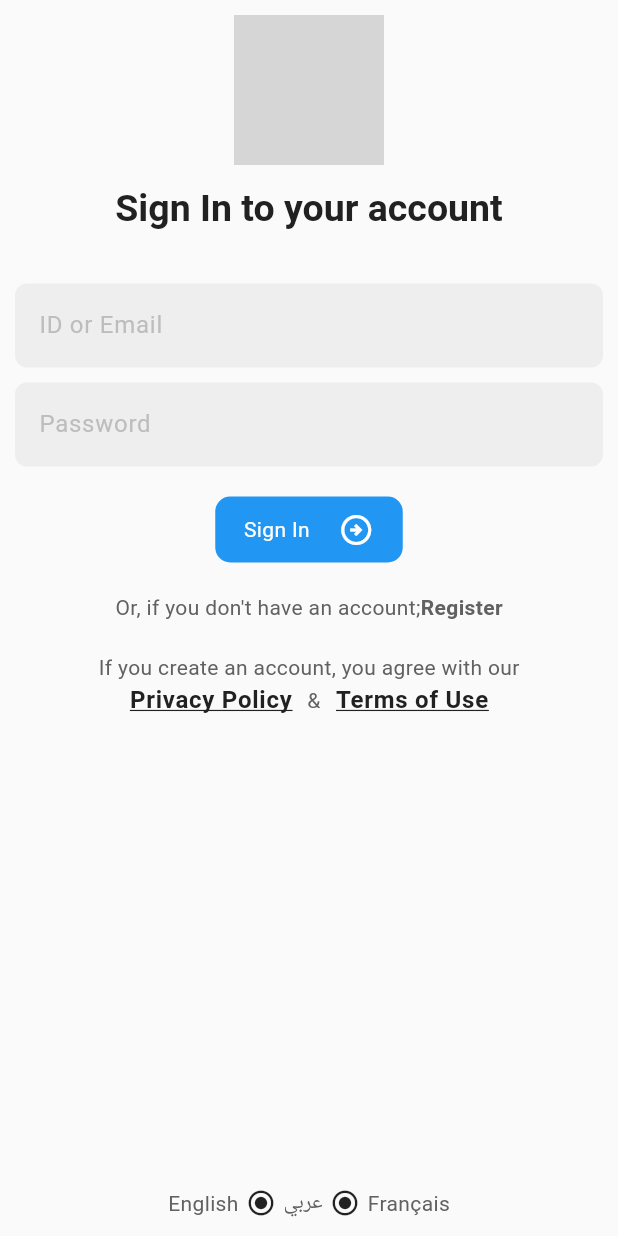
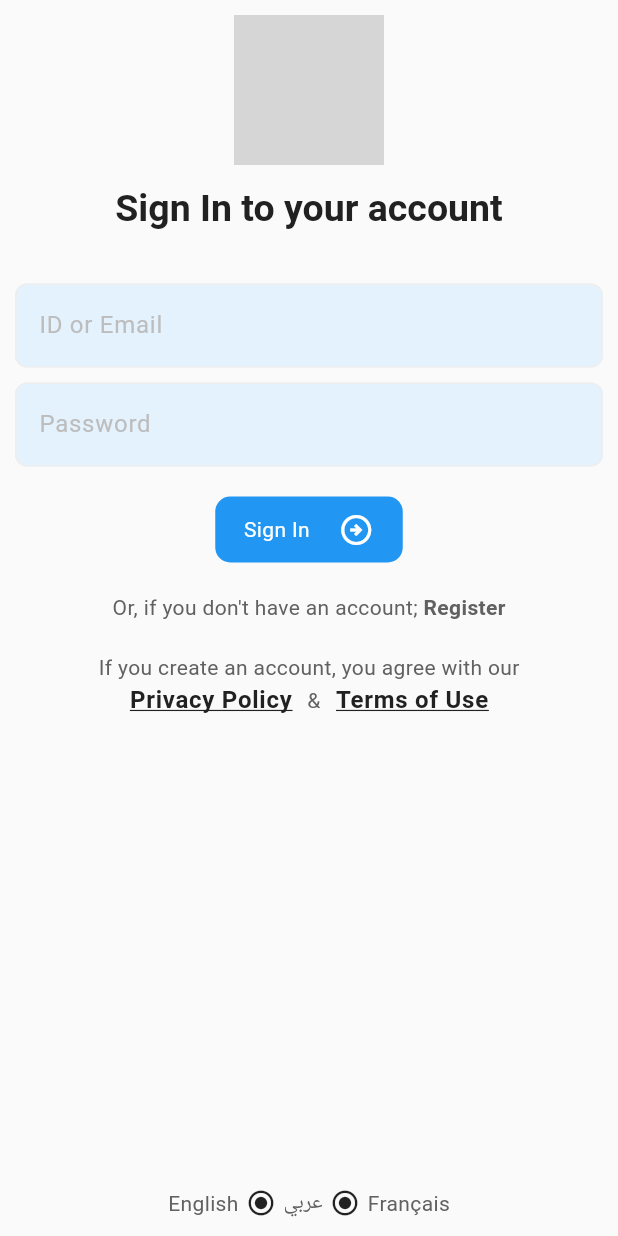
Before and after one commit to Yahya56SR/Focus-Planner, a Flutter app: the LoginPage screen opened directly with empty values, on a phone screen of 412 x 824 dp. Run offline on Flutter 3.47's test engine with Material 3 defaults, Android fonts, the light colour scheme and no system bars; our stand-ins replace cloud_firestore, firebase_auth, firebase_core, flutter_bloc, google_sign_in, lottie and 1 more; accounts and stored records are empty; statements that could not run were skipped; project files that could hold a hidden picture were left out; grey boxes are pictures that could not be loaded.

Commit message:
modified:   lib/app.dart 	modified:   lib/l10n/app_localizations.dart 	modified:   lib/l10n/app_localizations_ar.dart 	modified:   lib/l10n/app_localizations_en.dart 	modified:   lib/l10n/app_localizations_fr.dart 	modified:   lib/l10n/intl_ar.arb 	modified:   lib/l10n/intl_en.arb 	modified:   lib/l10n/intl_fr.arb 	modified:   lib/themes/ligth_mode.dart

```diff
--- a/lib/l10n/app_localizations.dart
+++ b/lib/l10n/app_localizations.dart
@@ -202,7 +202,7 @@ abstract class AppLocalizations {
   /// No description provided for @createAccount.
   ///
   /// In en, this message translates to:
-  /// **'Create an Account'**
+  /// **' Create an Account'**
   String get createAccount;
 
   /// No description provided for @forgotPassword.
@@ -262,14 +262,20 @@ abstract class AppLocalizations {
   /// No description provided for @hello.
   ///
   /// In en, this message translates to:
-  /// **'Hello'**
+  /// **'H E L L O !'**
   String get hello;
 
   /// No description provided for @helloMessage.
   ///
   /// In en, this message translates to:
-  /// **'Hi, you\'ve created (or logged in) your account, and now; let\'s take the'**
+  /// **'Hi'**
   String get helloMessage;
+
+  /// No description provided for @helloMessageComplete.
+  ///
+  /// In en, this message translates to:
+  /// **', you\'ve created (or logged in) your account, and now; let\'s take the'**
+  String get helloMessageComplete;
 
   /// No description provided for @timetableIntroTitle.
   ///
@@ -304,7 +310,7 @@ abstract class AppLocalizations {
   /// No description provided for @subject.
   ///
   /// In en, this message translates to:
-  /// **'Subject No°'**
+  /// **'Subject No.'**
   String get subject;
 
   /// No description provided for @from.
@@ -2164,7 +2170,7 @@ abstract class AppLocalizations {
   /// No description provided for @register.
   ///
   /// In en, this message translates to:
-  /// **'Register'**
+  /// **' Register'**
   String get register;
 
   /// No description provided for @en.
@@ -2176,7 +2182,7 @@ abstract class AppLocalizations {
   /// No description provided for @ar.
   ///
   /// In en, this message translates to:
-  /// **'Arabic'**
+  /// **'عربي'**
   String get ar;
 
   /// No description provided for @fr.
@@ -2184,6 +2190,150 @@ abstract class AppLocalizations {
   /// In en, this message translates to:
   /// **'French'**
   String get fr;
+
+  /// No description provided for @delete.
+  ///
+  /// In en, this message translates to:
+  /// **'delete'**
+  String get delete;
+
+  /// No description provided for @mathematics.
+  ///
+  /// In en, this message translates to:
+  /// **'Mathematics'**
+  String get mathematics;
+
+  /// No description provided for @physics.
+  ///
+  /// In en, this message translates to:
+  /// **'Physics'**
+  String get physics;
+
+  /// No description provided for @chemistry.
+  ///
+  /// In en, this message translates to:
+  /// **'Chemistry'**
+  String get chemistry;
+
+  /// No description provided for @biology.
+  ///
+  /// In en, this message translates to:
+  /// **'Biology'**
+  String get biology;
+
+  /// No description provided for @computerScience.
+  ///
+  /// In en, this message translates to:
+  /// **'Computer Science'**
+  String get computerScience;
+
+  /// No description provided for @arabic.
+  ///
+  /// In en, this message translates to:
+  /// **'Arabic Language'**
+  String get arabic;
+
+  /// No description provided for @french.
+  ///
+  /// In en, this message translates to:
+  /// **'French'**
+  String get french;
+
+  /// No description provided for @english.
+  ///
+  /// In en, this message translates to:
+  /// **'English'**
+  String get english;
+
+  /// No description provided for @historyGeography.
+  ///
+  /// In en, this message translates to:
+  /// **'History & Geography'**
+  String get historyGeography;
+
+  /// No description provided for @islamicEducation.
+  ///
+  /// In en, this message translates to:
+  /// **'Islamic Education'**
+  String get islamicEducation;
+
+  /// No description provided for @philosophy.
+  ///
+  /// In en, this message translates to:
+  /// **'Philosophy'**
+  String get philosophy;
+
+  /// No description provided for @economics.
+  ///
+  /// In en, this message translates to:
+  /// **'Economics'**
+  String get economics;
+
+  /// No description provided for @physicalEducation.
+  ///
+  /// In en, this message translates to:
+  /// **'Physical Education'**
+  String get physicalEducation;
+
+  /// No description provided for @arts.
+  ///
+  /// In en, this message translates to:
+  /// **'Arts'**
+  String get arts;
+
+  /// No description provided for @scienceLife.
+  ///
+  /// In en, this message translates to:
+  /// **'Life and Earth Sciences'**
+  String get scienceLife;
+
+  /// No description provided for @scientificSubjects.
+  ///
+  /// In en, this message translates to:
+  /// **'Scientific Subjects'**
+  String get scientificSubjects;
+
+  /// No description provided for @literarySubjects.
+  ///
+  /// In en, this message translates to:
+  /// **'Literary Subjects'**
+  String get literarySubjects;
+
+  /// No description provided for @languageSubjects.
+  ///
+  /// In en, this message translates to:
+  /// **'Language Subjects'**
+  String get languageSubjects;
+
+  /// No description provided for @socialSubjects.
+  ///
+  /// In en, this message translates to:
+  /// **'Social Studies'**
+  String get socialSubjects;
+
+  /// No description provided for @otherSubjects.
+  ///
+  /// In en, this message translates to:
+  /// **'Other Subjects'**
+  String get otherSubjects;
+
+  /// No description provided for @timetableImportSuccess.
+  ///
+  /// In en, this message translates to:
+  /// **'Your Timetable was imported successfully'**
+  String get timetableImportSuccess;
+
+  /// No description provided for @timetableImportEmpty.
+  ///
+  /// In en, this message translates to:
+  /// **'Your Excel File is Empty or Invalid'**
+  String get timetableImportEmpty;
+
+  /// No description provided for @timetableImportError.
+  ///
+  /// In en, this message translates to:
+  /// **'An uncaught Error was occured while importing your file, Please try again'**
+  String get timetableImportError;
 }
 
 class _AppLocalizationsDelegate extends LocalizationsDelegate<AppLocalizations> {
--- a/lib/themes/ligth_mode.dart
+++ b/lib/themes/ligth_mode.dart
@@ -1,17 +1,28 @@
 import 'package:flutter/material.dart';
+
+// Define color constants
+const Color primaryBlue = Color(0xFF2196F3); // Primary Blue
+const Color blue700 = Color(0xFF1976D2); // Blue 700
+const Color blue400 = Color(0xFF42A5F5); // Blue 400
+const Color blue200 = Color(0xFF90CAF9); // Blue 200
+const Color blue50 = Color(0xFFE3F2FD); // Blue 50
+const Color grey900 = Color(0xFF212121); // Grey 900
+const Color grey700 = Color(0xFF616161); // Grey 700
+const Color grey400 = Color(0xFFBDBDBD); // Grey 400
+const Color grey200 = Color(0xFFEEEEEE); // Grey 200
+const Color grey50 = Color(0xFFFAFAFA); // Grey 50
 
 final ThemeData lightTheme = ThemeData(
   brightness: Brightness.light,
-  scaffoldBackgroundColor: const Color(0xFFFAFAFA), // Grey 50
+  scaffoldBackgroundColor: grey50,
 
-  // Define the ColorScheme without the deprecated 'background' parameter.
   colorScheme: ColorScheme.light(
-    primary: const Color(0xFF2196F3), // Primary Blue
-    secondary: const Color(0xFF1976D2), // Blue 700
-    surface: const Color(0xFFFAFAFA), // Grey 50
-    onPrimary: Colors.white, // White text/icons on primary
-    onSecondary: Colors.white, // White text/icons on secondary
-    onSurface: const Color(0xFF212121), // Grey 900 (text on surfaces)
+    primary: const Color(0xFF2196F3),
+    secondary: const Color(0xFF1976D2),
+    surface: const Color(0xFFFAFAFA), // Use this instead of background
+    onSurface: const Color(0xFF212121), // Use this instead of onBackground
+    onPrimary: Colors.white,
+    onSecondary: Colors.white,
   ),
 
   // Card Theme
@@ -26,14 +37,14 @@ final ThemeData lightTheme = ThemeData(
 
   // Divider Theme
   dividerTheme: const DividerThemeData(
-    color: Color(0xFFEEEEEE), // Grey 200
+    color: grey200,
     thickness: 1,
     space: 0,
   ),
 
   // AppBar Theme
   appBarTheme: const AppBarTheme(
-    backgroundColor: Color(0xFF2196F3), // Primary Blue
+    backgroundColor: primaryBlue,
     elevation: 4,
     iconTheme: IconThemeData(color: Colors.white),
     titleTextStyle: TextStyle(
@@ -46,32 +57,71 @@ final ThemeData lightTheme = ThemeData(
   // Text Theme
   textTheme: const TextTheme(
     displayLarge: TextStyle(
-        color: Color(0xFF212121), fontSize: 32, fontWeight: FontWeight.bold), // Grey 900
+      color: grey900,
+      fontSize: 32,
+      fontWeight: FontWeight.bold,
+    ),
     displayMedium: TextStyle(
-        color: Color(0xFF212121), fontSize: 28, fontWeight: FontWeight.bold), // Grey 900
+      color: grey900,
+      fontSize: 28,
+      fontWeight: FontWeight.bold,
+    ),
     displaySmall: TextStyle(
-        color: Color(0xFF212121), fontSize: 24, fontWeight: FontWeight.w600), // Grey 900
+      color: grey900,
+      fontSize: 24,
+      fontWeight: FontWeight.w600,
+    ),
     headlineLarge: TextStyle(
-        color: Color(0xFF212121), fontSize: 22, fontWeight: FontWeight.w600), // Grey 900
+      color: grey900,
+      fontSize: 22,
+      fontWeight: FontWeight.w600,
+    ),
     headlineMedium: TextStyle(
-        color: Color(0xFF212121), fontSize: 20, fontWeight: FontWeight.w600), // Grey 900
+      color: grey900,
+      fontSize: 20,
+      fontWeight: FontWeight.w600,
+    ),
     headlineSmall: TextStyle(
-        color: Color(0xFF212121), fontSize: 18, fontWeight: FontWeight.w500), // Grey 900
-    bodyLarge: TextStyle(color: Color(0xFF212121), fontSize: 16), // Grey 900
-    bodyMedium: TextStyle(color: Color(0xFF616161), fontSize: 14), // Grey 700
-    titleLarge: TextStyle(color: Color(0xFF212121), fontSize: 16), // Grey 900
-    titleMedium: TextStyle(color: Color(0xFF616161), fontSize: 14), // Grey 700
+      color: grey900,
+      fontSize: 18,
+      fontWeight: FontWeight.w500,
+    ),
+    bodyLarge: TextStyle(
+      color: grey900,
+      fontSize: 16,
+    ),
+    bodyMedium: TextStyle(
+      color: grey700,
+      fontSize: 14,
+    ),
+    titleLarge: TextStyle(
+      color: grey900,
+      fontSize: 16,
+    ),
+    titleMedium: TextStyle(
+      color: grey700,
+      fontSize: 14,
+    ),
     labelLarge: TextStyle(
-        color: Color(0xFF212121), fontSize: 14, fontWeight: FontWeight.bold), // Grey 900
-    bodySmall: TextStyle(color: Color(0xFF616161), fontSize: 12), // Grey 700
-    labelSmall: TextStyle(color: Color(0xFF616161), fontSize: 10), // Grey 700
+      color: grey900,
+      fontSize: 14,
+      fontWeight: FontWeight.bold,
+    ),
+    bodySmall: TextStyle(
+      color: grey700,
+      fontSize: 12,
+    ),
+    labelSmall: TextStyle(
+      color: grey700,
+      fontSize: 10,
+    ),
   ),
 
   // Elevated Button Theme
   elevatedButtonTheme: ElevatedButtonThemeData(
     style: ElevatedButton.styleFrom(
-      backgroundColor: const Color(0xFF2196F3), // Primary Blue
-      foregroundColor: Colors.white, // White text
+      backgroundColor: primaryBlue,
+      foregroundColor: Colors.white,
       padding: const EdgeInsets.symmetric(horizontal: 24, vertical: 12),
       shape: RoundedRectangleBorder(
         borderRadius: BorderRadius.circular(8),
@@ -83,44 +133,45 @@ final ThemeData lightTheme = ThemeData(
   // Text Field Theme
   inputDecorationTheme: InputDecorationTheme(
     filled: true,
-    fillColor: const Color(0xFFEEEEEE), // Grey 200
+    fillColor: blue50,
     border: OutlineInputBorder(
       borderSide: BorderSide.none,
       borderRadius: BorderRadius.circular(8),
     ),
     enabledBorder: OutlineInputBorder(
-      borderSide: BorderSide.none,
+      borderSide: const BorderSide(color: grey200),
       borderRadius: BorderRadius.circular(8),
     ),
     focusedBorder: OutlineInputBorder(
-      borderSide: const BorderSide(color: Color(0xFF2196F3)), // Primary Blue
+      borderSide: const BorderSide(color: primaryBlue),
       borderRadius: BorderRadius.circular(8),
     ),
-    hintStyle: const TextStyle(color: Color(0xFFBDBDBD)), // Grey 400
-    labelStyle: const TextStyle(color: Color(0xFF616161)), // Grey 700
+    hintStyle: const TextStyle(color: grey400),
+    labelStyle: const TextStyle(color: grey700),
   ),
 
   // Floating Action Button Theme
   floatingActionButtonTheme: const FloatingActionButtonThemeData(
-    backgroundColor: Color(0xFF2196F3), // Primary Blue
-    foregroundColor: Colors.white, // White icon
+    backgroundColor: primaryBlue,
+    foregroundColor: Colors.white,
     elevation: 4,
   ),
 
   // Bottom Navigation Bar Theme
   bottomNavigationBarTheme: const BottomNavigationBarThemeData(
     backgroundColor: Colors.white,
-    selectedItemColor: Color(0xFF2196F3), // Primary Blue
-    unselectedItemColor: Color(0xFFBDBDBD), // Grey 400
+    selectedItemColor: primaryBlue,
+    unselectedItemColor: grey400,
     elevation: 4,
   ),
 
   // Chip Theme
   chipTheme: ChipThemeData(
-    backgroundColor: const Color(0xFFEEEEEE), // Grey 200
-    selectedColor: const Color(0xFF2196F3), // Primary Blue
-    labelStyle: const TextStyle(color: Color(0xFF212121)), // Grey 900
-    secondaryLabelStyle: const TextStyle(color: Colors.white), // White text
+    backgroundColor: blue50,
+    selectedColor: primaryBlue,
+    disabledColor: grey200,
+    labelStyle: const TextStyle(color: grey900),
+    secondaryLabelStyle: const TextStyle(color: Colors.white),
     padding: const EdgeInsets.symmetric(horizontal: 8, vertical: 4),
     shape: RoundedRectangleBorder(
       borderRadius: BorderRadius.circular(8),
@@ -129,8 +180,8 @@ final ThemeData lightTheme = ThemeData(
 
   // SnackBar Theme
   snackBarTheme: SnackBarThemeData(
-    backgroundColor: Color(0xFF212121), // Grey 900
-    contentTextStyle: TextStyle(color: Colors.white), // White text
+    backgroundColor: grey900,
+    contentTextStyle: const TextStyle(color: Colors.white),
     behavior: SnackBarBehavior.floating,
     shape: RoundedRectangleBorder(
       borderRadius: BorderRadius.circular(8),
```
Also changed, not shown: lib/app.dart (+37 -7 lines), lib/l10n/app_localizations_ar.dart (+79 -4 lines), lib/l10n/app_localizations_en.dart (+81 -6 lines), lib/l10n/app_localizations_fr.dart (+79 -4 lines), lib/l10n/intl_ar.arb (+30 -5 lines), lib/l10n/intl_en.arb (+32 -7 lines), lib/l10n/intl_fr.arb (+30 -5 lines).
